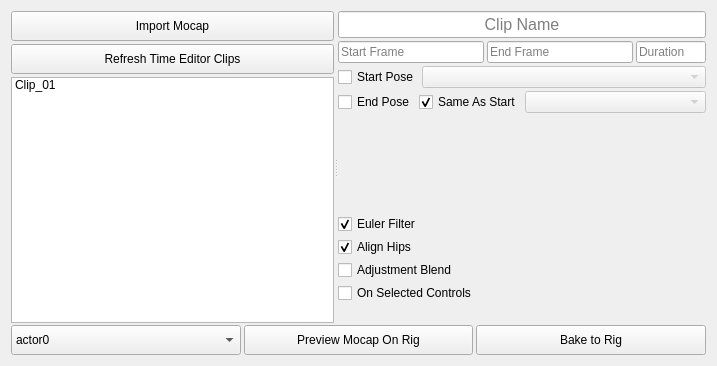
rBrenick/mocap-clipper, file mocap_clipper/ui/mocap_clipper_widget.ui: the form before one commit.
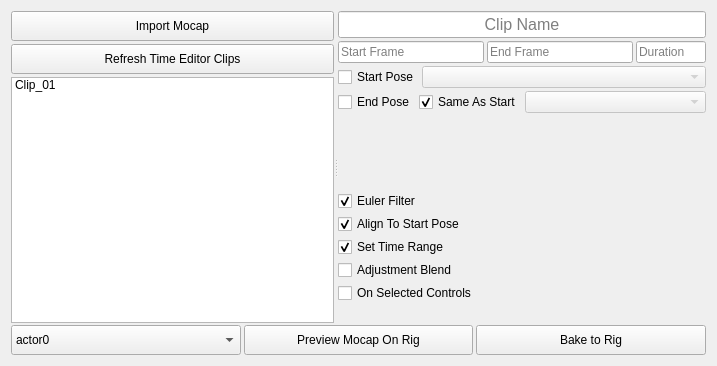
The form after the commit.

Patch:
```diff
--- a/mocap_clipper/ui/mocap_clipper_widget.ui
+++ b/mocap_clipper/ui/mocap_clipper_widget.ui
@@ -265,7 +265,17 @@
          <item>
           <widget class="QCheckBox" name="align_hips_CHK">
            <property name="text">
-            <string>Align Hips</string>
+            <string>Align To Start Pose</string>
+           </property>
+           <property name="checked">
+            <bool>true</bool>
+           </property>
+          </widget>
+         </item>
+         <item>
+          <widget class="QCheckBox" name="set_time_range_CHK">
+           <property name="text">
+            <string>Set Time Range</string>
            </property>
            <property name="checked">
             <bool>true</bool>
```
Left out of the diff: 2 changed lines with no effect on the pictures.
